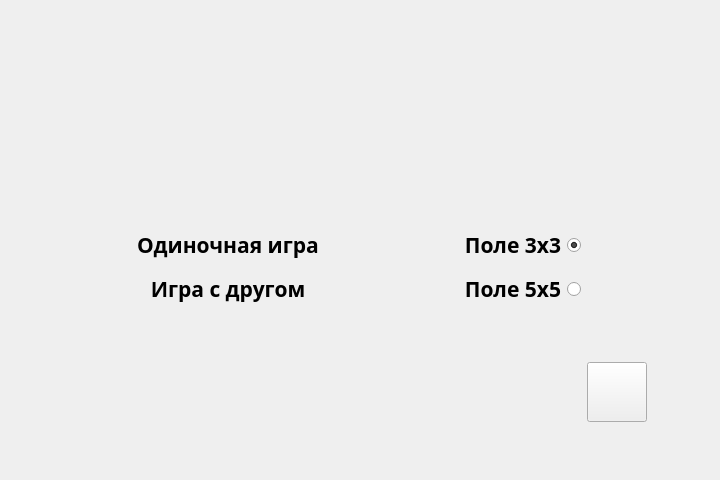
Old version of the form src/main.ui in the repository AstafevaAnastasia/HappyHouse2.0.
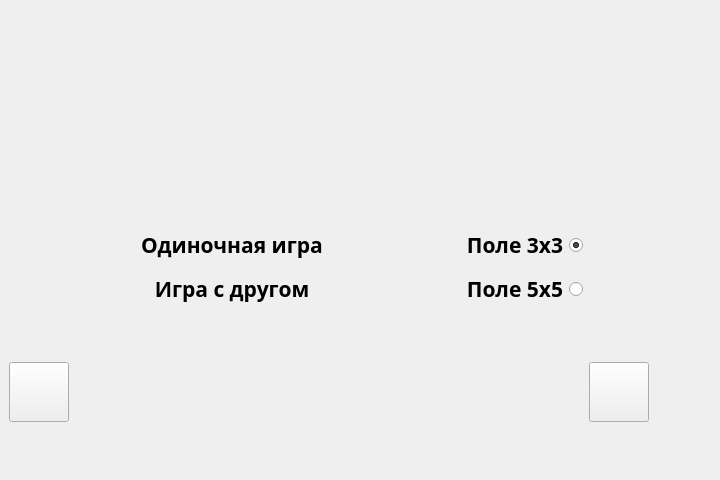
New version of the form. Icons and pictures are not drawn.

Commit message: подгрузила туалета дэмммм тати smack my ass like a dru~m

What changed in the file:
```diff
--- a/src/main.ui
+++ b/src/main.ui
@@ -254,6 +254,39 @@
         </property>
        </widget>
       </item>
+
+      <item row="6" column="0">
+        <widget class="QPushButton" name="exitBtn">
+          <property name="minimumSize">
+            <size>
+              <width>60</width>
+              <height>60</height>
+            </size>
+          </property>
+          <property name="maximumSize">
+            <size>
+              <width>60</width>
+              <height>60</height>
+            </size>
+          </property>
+          <property name="text">
+            <string/>
+          </property>
+          <property name="checkable">
+            <bool>true</bool>
+          </property>
+          <property name="checked">
+            <bool>false</bool>
+          </property>
+          <property name="default">
+            <bool>false</bool>
+          </property>
+          <property name="flat">
+            <bool>false</bool>
+          </property>
+        </widget>
+      </item>
+
      </layout>
     </item>
    </layout>
```
The commit also changes 1 other file.
